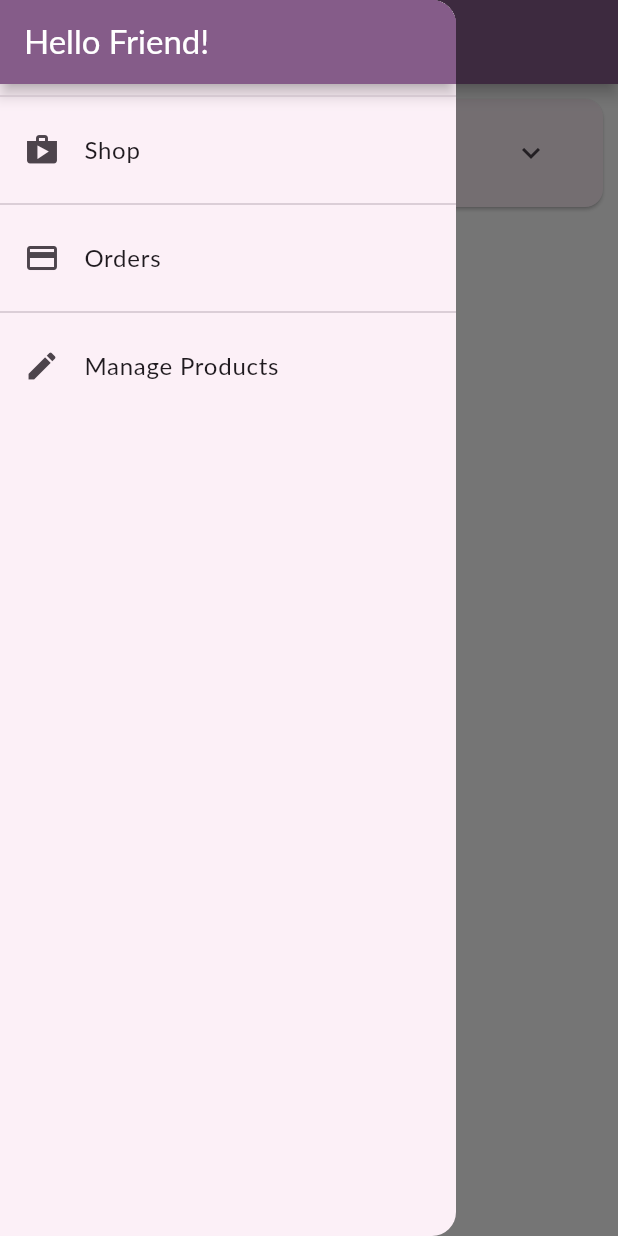
After one commit to nhut1025/ct484h01-labs-nhut1025-master, a Flutter app: the OrdersScreen screen opened by its route, with the side drawer open, on a phone screen of 412 x 824 dp. The commit adds this screen. Run offline on Flutter 3.47's test engine with Material 3 defaults, Android fonts, the phone set to English and light mode, and no system bars; our stand-ins replace go_router; network calls fail; Roboto replaces fonts that are missing (Lato).

Commit message:
Xay dung drawer va dinh tuyen voi go_router

```diff
--- a/lib/main.dart
+++ b/lib/main.dart
@@ -1,6 +1,7 @@
 import 'package:flutter/services.dart';
 import 'package:flutter/material.dart';
-import 'ui/orders/orders_screen.dart';
+import 'package:go_router/go_router.dart';
+import 'ui/screens.dart';
 
 void main() {
   runApp(const MyApp());
@@ -45,11 +46,46 @@ class MyApp extends StatelessWidget {
       ),
     );
 
-    return MaterialApp(
-      title: 'MyShop',
-      debugShowCheckedModeBanner: false,
+    final router = GoRouter(
+  debugLogDiagnostics: true,
+  initialLocation: '/products',
+  routes: [
+    GoRoute(
+      path: '/products',
+      builder: (context, state) =>
+          const ProductsOverviewScreen(),
+    ),
+    GoRoute(
+      path: '/products/:productId',
+      builder: (context, state) {
+        final productId = state.pathParameters['productId']!;
+        final product = ProductsManager().findById(
+          productId,
+        )!;
+        return ProductDetailScreen(product);
+      },
+    ),
+    GoRoute(
+      path: '/cart',
+      builder: (context, state) => const CartScreen(),
+    ),
+    GoRoute(
+      path: '/orders',
+      builder: (context, state) => const OrdersScreen(),
+    ),
+    GoRoute(
+      path: '/my-products',
+      builder: (context, state) =>
+          const UserProductsScreen(),
+    ),
+  ],
+);
+
+return MaterialApp.router(
+  title: 'My Shop',
+  debugShowCheckedModeBanner: false,
       theme: themeData,
-      home: const OrdersScreen(),
+      routerConfig: router,
     );
   }
 }
--- a/lib/ui/orders/orders_screen.dart
+++ b/lib/ui/orders/orders_screen.dart
@@ -1,6 +1,6 @@
 import 'package:flutter/material.dart';
-
-import 'order_manager.dart';
+import '../shared/app_drawer.dart';
+import 'orders_manager.dart';
 import 'order_item_card.dart';
 
 class OrdersScreen extends StatelessWidget {
@@ -14,6 +14,7 @@ class OrdersScreen extends StatelessWidget {
       appBar: AppBar(
         title: const Text('Your Orders'),
       ),
+      drawer: const AppDrawer(),
       body: ListView.builder(
         itemCount: ordersManager.orderCount,
         itemBuilder: (ctx, i) => OrderItemCard(
--- a/lib/ui/products/products_overview_screen.dart
+++ b/lib/ui/products/products_overview_screen.dart
@@ -1,5 +1,7 @@
 import 'package:flutter/material.dart';
+import 'package:go_router/go_router.dart';
 
+import '../shared/app_drawer.dart';
 import 'products_grid.dart';
 
 enum FilterOptions { favorites, all }
@@ -31,11 +33,12 @@ class _ProductsOverviewScreenState extends State<ProductsOverviewScreen> {
           ),
           ShoppingCartButton(
             onPressed: () {
-              print('Go to cart screen');
+              context.push('/cart');
             },
           ),
         ],
       ),
+      drawer: const AppDrawer(),
       body: ProductsGrid(_currentFilter == FilterOptions.favorites),
     );
   }
--- a/lib/ui/products/user_products_screen.dart
+++ b/lib/ui/products/user_products_screen.dart
@@ -1,5 +1,5 @@
 import 'package:flutter/material.dart';
-
+import '../shared/app_drawer.dart';
 import 'user_product_list_tile.dart';
 import 'products_manager.dart';
 
@@ -19,6 +19,7 @@ class UserProductsScreen extends StatelessWidget {
           ),
         ],
       ),
+      drawer: const AppDrawer(),
       body: const UserProductList(),
     );
   }
--- /dev/null
+++ b/lib/ui/screens.dart
@@ -0,0 +1,10 @@
+export 'products/products_overview_screen.dart';
+export 'products/product_detail_screen.dart';
+export 'products/user_products_screen.dart';
+export 'products/products_manager.dart';
+
+export 'orders/orders_screen.dart';
+export 'orders/orders_manager.dart';
+
+export 'cart/cart_screen.dart';
+export 'cart/cart_manager.dart';
--- /dev/null
+++ b/lib/ui/shared/app_drawer.dart
@@ -0,0 +1,44 @@
+import 'package:flutter/material.dart';
+import 'package:go_router/go_router.dart';
+
+class AppDrawer extends StatelessWidget {
+  const AppDrawer({super.key});
+
+  @override
+  Widget build(BuildContext context) {
+    return Drawer(
+      child: Column(
+        children: <Widget>[
+          AppBar(
+            title: const Text('Hello Friend!'),
+            automaticallyImplyLeading: false,
+          ),
+          const Divider(),
+          ListTile(
+            leading: const Icon(Icons.shop),
+            title: const Text('Shop'),
+            onTap: () {
+              context.go('/products');
+            },
+          ),
+          const Divider(),
+          ListTile(
+            leading: const Icon(Icons.payment),
+            title: const Text('Orders'),
+            onTap: () {
+              context.go('/orders');
+            },
+          ),
+          const Divider(),
+          ListTile(
+            leading: const Icon(Icons.edit),
+            title: const Text('Manage Products'),
+            onTap: () {
+              context.go('/my-products');
+            },
+          ),
+        ],
+      ),
+    );
+  }
+}
--- a/pubspec.yaml
+++ b/pubspec.yaml
@@ -13,6 +13,7 @@ dependencies:
     sdk: flutter
   cupertino_icons: ^1.0.8
   intl: ^0.20.2
+  go_router: ^16.1.0
 
 dev_dependencies:
   flutter_test:
```
Also changed, not shown: lib/ui/products/product_grid_tile.dart (+4 -7 lines), lib/ui/products/products_manager.dart (+7 -0 lines), lib/ui/orders/orders_manager.dart (renamed from lib/ui/orders/order_manager.dart), pubspec.lock.
